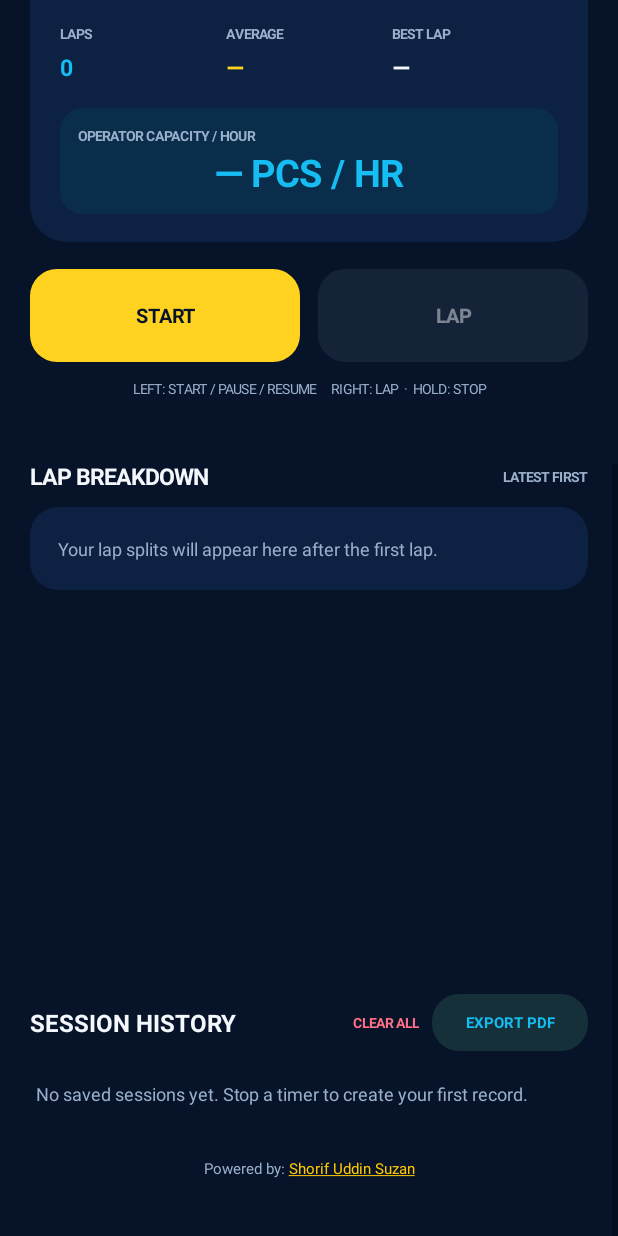
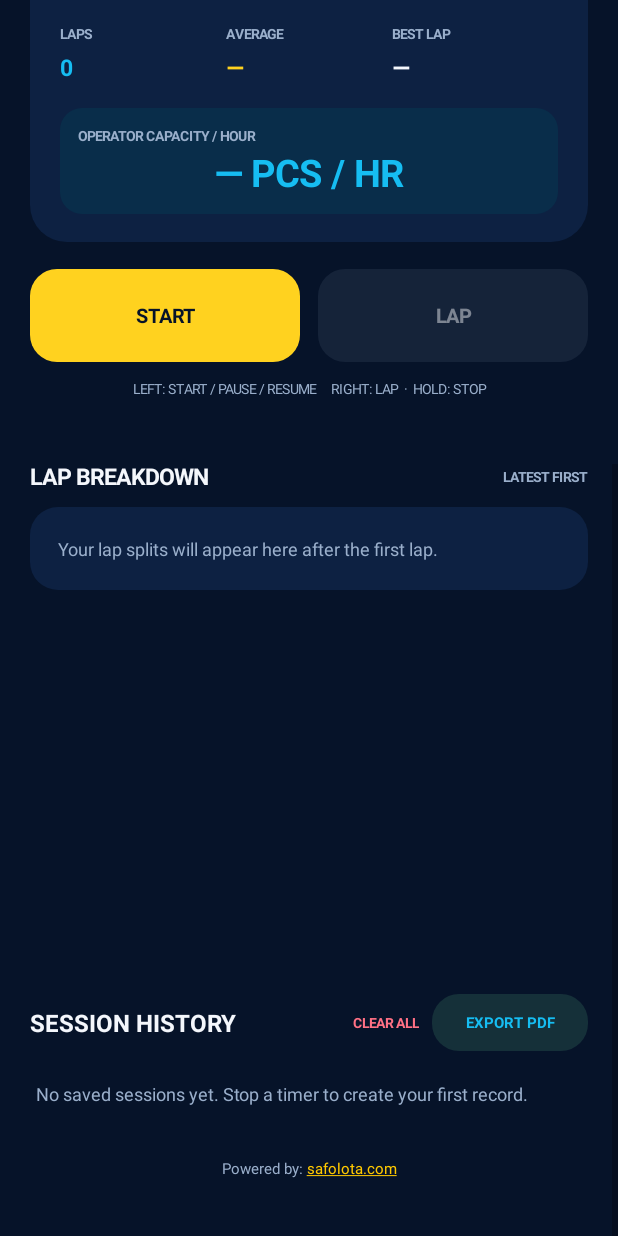
Before and after one commit to safolotatelecom/ChronoFlow, an Android app: the screen it shows after launch (MainActivity), scrolled down 494 dp, on a phone screen of 412 x 824 dp. Run offline under Robolectric (Android 15) with nearby library versions, the phone set to English and light mode, and no system bars.

Commit message:
Update MainActivity.kt

```diff
--- a/app/src/main/java/com/chronoflow/stopwatch/MainActivity.kt
+++ b/app/src/main/java/com/chronoflow/stopwatch/MainActivity.kt
@@ -303,11 +303,11 @@ class MainActivity : ComponentActivity() {
         historyList = LinearLayout(this).apply { orientation = LinearLayout.VERTICAL }
         content.addView(historyList)
         val poweredText = TextView(this).apply {
-            val full = "Powered by: Shorif Uddin Suzan"
+            val full = "Powered by: safolota.com"
             val span = SpannableString(full)
             span.setSpan(object : ClickableSpan() {
                 override fun onClick(widget: View) {
-                    try { startActivity(Intent(Intent.ACTION_VIEW, Uri.parse("https://www.facebook.com/shorifsuzan"))) }
+                    try { startActivity(Intent(Intent.ACTION_VIEW, Uri.parse("https://www.safolota.com"))) }
                     catch (_: Exception) { Toast.makeText(this@MainActivity, "Unable to open Facebook", Toast.LENGTH_SHORT).show() }
                 }
             }, 12, full.length, Spanned.SPAN_EXCLUSIVE_EXCLUSIVE)
```
